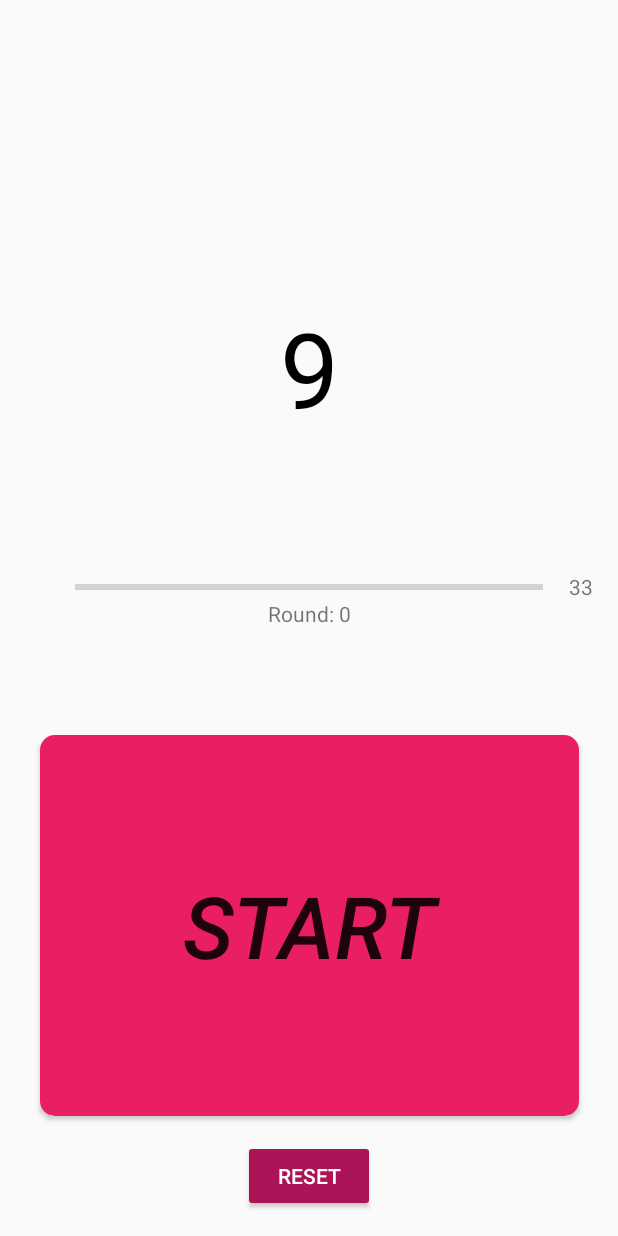
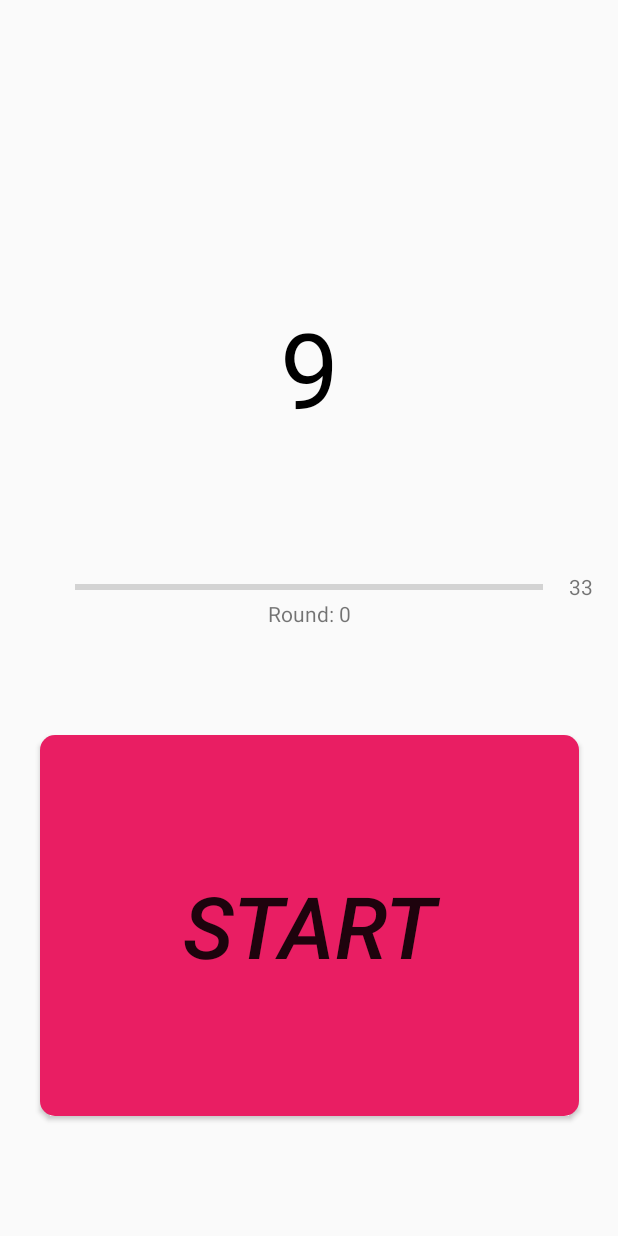
Before and after one commit to iqfareez/Tasbih-Digital-Android, an Android app: the layout activity_main.xml on its own in the app's theme, with its tools: preview values and no code run, on a phone screen of 412 x 824 dp. Run offline under Robolectric (Android 15) with nearby library versions, the phone set to English and light mode, and no system bars.

Commit message:
version 1.7.3 update - Reset button invisible when counter 0 - Implement link action bar

```diff
--- a/app/build.gradle
+++ b/app/build.gradle
@@ -8,8 +8,8 @@ android {
         applicationId "com.maplerr.tasbihdigitalandroid"
         minSdkVersion 19
         targetSdkVersion 29
-        versionCode 5
-        versionName "1.6.2"
+        versionCode 6
+        versionName "1.7.3"
 
         testInstrumentationRunner "androidx.test.runner.AndroidJUnitRunner"
     }
--- a/app/src/main/res/layout-land/activity_main.xml
+++ b/app/src/main/res/layout-land/activity_main.xml
@@ -43,6 +43,7 @@
         android:backgroundTint="@color/resetButton"
         android:text="@string/button_reset"
         android:textColor="@android:color/white"
+        android:visibility="invisible"
         app:layout_constraintBottom_toBottomOf="parent"
         app:layout_constraintEnd_toEndOf="parent"
         app:layout_constraintHorizontal_bias="0.499"
--- a/app/src/main/res/layout/activity_main.xml
+++ b/app/src/main/res/layout/activity_main.xml
@@ -41,6 +41,7 @@
         android:backgroundTint="@color/resetButton"
         android:text="@string/button_reset"
         android:textColor="@android:color/white"
+        android:visibility="invisible"
         app:layout_constraintBottom_toBottomOf="parent"
         app:layout_constraintEnd_toEndOf="parent"
         app:layout_constraintStart_toStartOf="parent"
```
Also changed, not shown: app/src/main/java/com/maplerr/tasbihdigitalandroid/MainActivity.java (+10 -6 lines), 4 other files.
